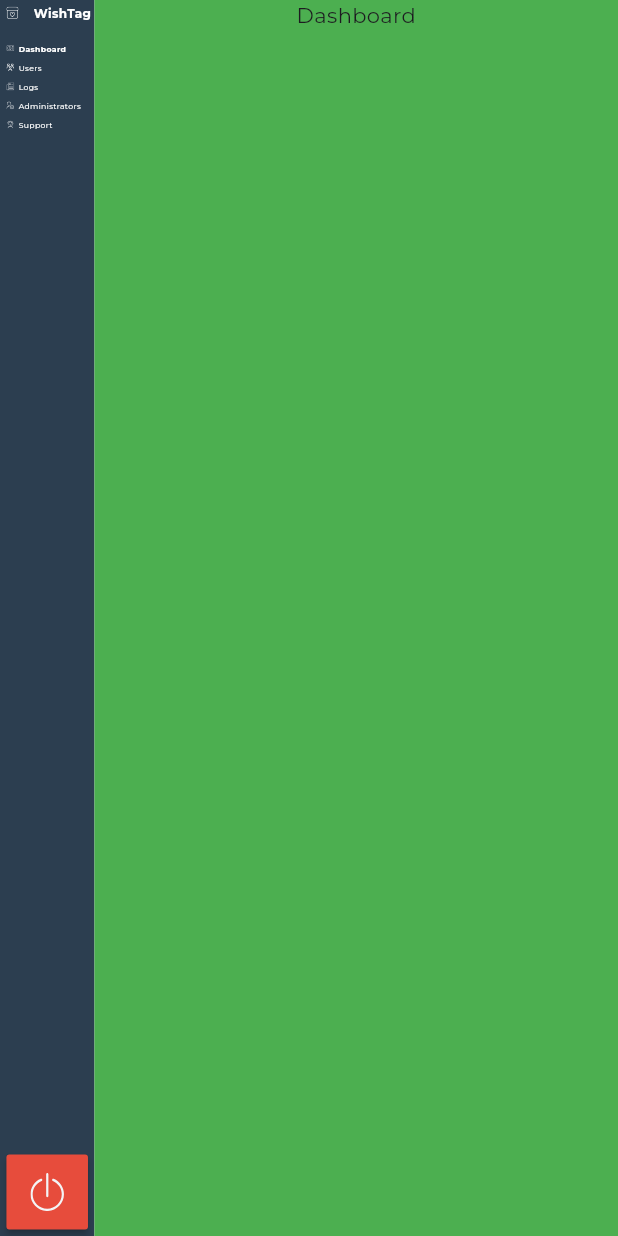
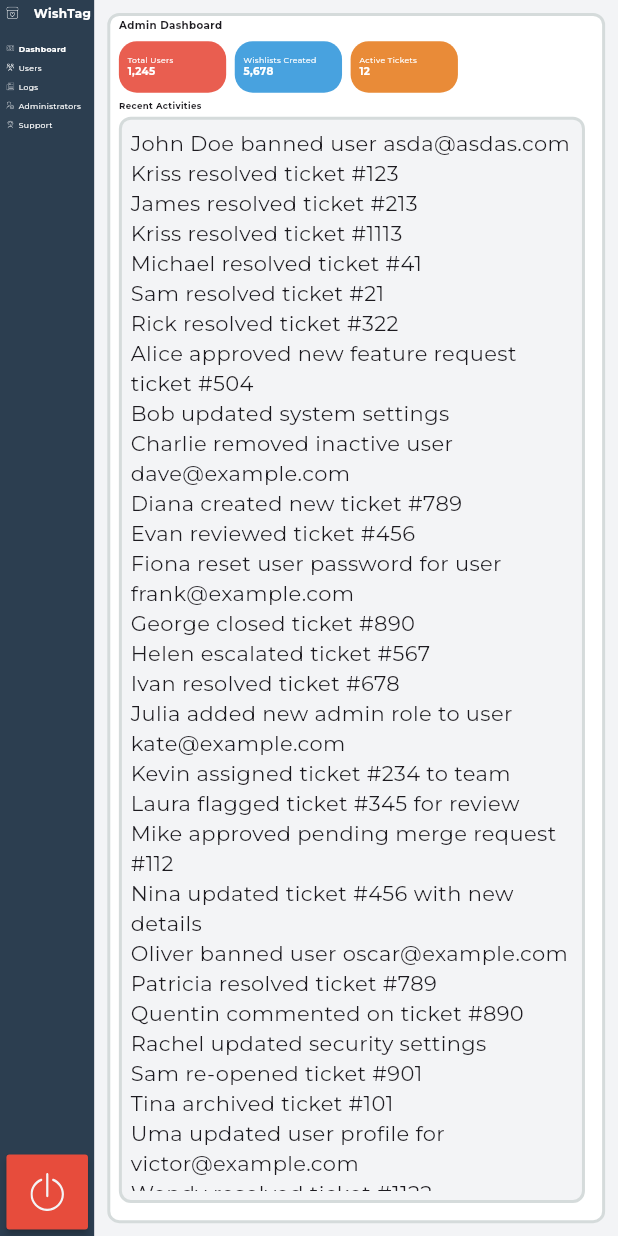
Before and after one commit to oleksii-tatarintsev/wishtag-web, a Flutter app: the HomeScreen screen opened by its route, on a phone screen of 412 x 824 dp. Run offline on Flutter 3.47's test engine with Material 3 defaults, Android fonts, the light colour scheme and no system bars; our stand-ins replace auto_route, firebase_auth, firebase_core, flutter_riverpod, flutter_screenutil, flutter_svg; accounts and stored records are empty; generated files the repository leaves out were written again; project files that could hold a hidden picture were left out.

Commit message:
Added dashboard UI

```diff
--- a/lib/presentation/auth/auth_screen.dart
+++ b/lib/presentation/auth/auth_screen.dart
@@ -67,7 +67,7 @@ class _LoginScreenState extends ConsumerState<LoginScreen> {
               mainAxisSize: MainAxisSize.min,
               spacing: 20.r,
               children: [
-                Text('Admin Panel Login', style: AppFonts.bold23),
+                Text('Admin Panel Login', style: AppFonts.title),
                 AppTextField(
                   title: 'Email:',
                   placeHolder: 'Enter email...',
--- a/lib/presentation/dashboard/dashboard_screen.dart
+++ b/lib/presentation/dashboard/dashboard_screen.dart
@@ -1,5 +1,9 @@
 import 'package:auto_route/auto_route.dart';
 import 'package:flutter/material.dart';
+import 'package:flutter_screenutil/flutter_screenutil.dart';
+import 'package:wishtag_web/shared/data_mock.dart';
+import 'package:wishtag_web/shared/styles.dart';
+import 'package:wishtag_web/shared/ui_kit.dart';
 
 @RoutePage(name: 'DashboardRoute')
 class DashboardScreen extends StatelessWidget {
@@ -8,10 +12,76 @@ class DashboardScreen extends StatelessWidget {
   @override
   Widget build(BuildContext context) {
     return Container(
-      color: Colors.green,
+      color: AppColors.mainBg,
       child: Column(
         children: [
-          Text('Dashboard'),
+          Expanded(
+            child: Container(
+              margin: EdgeInsets.all(30.r),
+              padding: EdgeInsets.only(
+                top: 6.r,
+                left: 20.r,
+              ),
+              decoration: BoxDecoration(
+                color: Colors.white,
+                border: Border.all(
+                  color: AppColors.containerBorder,
+                  width: 2,
+                ),
+                borderRadius: BorderRadius.all(Radius.circular(8)),
+              ),
+              child: Column(
+                mainAxisSize: MainAxisSize.max,
+                crossAxisAlignment: CrossAxisAlignment.start,
+                children: [
+                  Text('Admin Dashboard', style: AppFonts.title),
+                  Row(
+                    children: [
+                      Row(
+                        spacing: 20.r,
+                        children: [
+                          ContainerInfo(
+                            title: 'Total Users',
+                            value: '1,245',
+                            color: ContainerColor.red,
+                          ),
+                          ContainerInfo(
+                            title: 'Wishlists Created',
+                            value: '5,678',
+                            color: ContainerColor.blue,
+                          ),
+                          ContainerInfo(
+                            title: 'Active Tickets',
+                            value: '12',
+                            color: ContainerColor.orange,
+                          ),
+                        ],
+                      ),
+                    ],
+                  ),
+                  Text('Recent Activities', style: AppFonts.bold20),
+                  Expanded(
+                    child: Container(
+                      margin: EdgeInsets.only(right: 40.r, top: 10.r, bottom: 40.r),
+                      padding: EdgeInsets.all(20.r),
+                      width: double.infinity,
+                      decoration: BoxDecoration(
+                          border: Border.all(
+                            color: AppColors.containerBorder,
+                            width: 2,
+                          ),
+                          borderRadius: BorderRadius.all(Radius.circular(8)),
+                          color: AppColors.mainBg),
+                      child: ListView.builder(
+                        itemCount: DataMock.recentActivities.length,
+                        itemBuilder: (BuildContext context, int index) => Text(DataMock.recentActivities[index]),
+                      ),
+                    ),
+                  ),
+                ],
+              ),
+            ),
+          ),
         ],
       ),
     );
--- /dev/null
+++ b/lib/shared/data_mock.dart
@@ -0,0 +1,54 @@
+class DataMock {
+  static List<String> get recentActivities => [
+        'John Doe banned user asda@asdas.com',
+        'Kriss resolved ticket #123',
+        'James resolved ticket #213',
+        'Kriss resolved ticket #1113',
+        'Michael resolved ticket #41',
+        'Sam resolved ticket #21',
+        'Rick resolved ticket #322',
+        'Alice approved new feature request ticket #504',
+        'Bob updated system settings',
+        'Charlie removed inactive user dave@example.com',
+        'Diana created new ticket #789',
+        'Evan reviewed ticket #456',
+        'Fiona reset user password for user frank@example.com',
+        'George closed ticket #890',
+        'Helen escalated ticket #567',
+        'Ivan resolved ticket #678',
+        'Julia added new admin role to user kate@example.com',
+        'Kevin assigned ticket #234 to team',
+        'Laura flagged ticket #345 for review',
+        'Mike approved pending merge request #112',
+        'Nina updated ticket #456 with new details',
+        'Oliver banned user oscar@example.com',
+        'Patricia resolved ticket #789',
+        'Quentin commented on ticket #890',
+        'Rachel updated security settings',
+        'Sam re-opened ticket #901',
+        'Tina archived ticket #101',
+        'Uma updated user profile for victor@example.com',
+        'Wendy resolved ticket #1122',
+        'Xander created a new feature ticket #1313',
+        'Yvonne updated ticket #1414',
+        'Zack approved request for system update',
+        'Aaron reviewed ticket #1515',
+        'Bella changed account status for user carl@example.com',
+        'Cody resolved ticket #1616',
+        'Dana escalated ticket #1717 to management',
+        'Eli updated documentation for ticket #1818',
+        'Faith closed ticket #1919',
+        'Gavin approved new pricing model',
+        'Holly resolved ticket #2020',
+        'Isaac updated ticket #2121 with comments',
+        'Jasmine removed spam user spam@example.com',
+        'Kyle approved merge request #2222',
+        'Liam updated server configurations',
+        'Mia resolved ticket #2323',
+        'Noah reviewed and closed ticket #2424',
+        'Olivia updated permissions for group admins',
+        'Peter resolved ticket #2525',
+        'Rita approved new user registration for VIP',
+        'Steve resolved ticket #2626',
+      ];
+}
--- a/lib/shared/styles/fonts.dart
+++ b/lib/shared/styles/fonts.dart
@@ -2,8 +2,9 @@ import 'package:flutter/material.dart';
 import 'package:flutter_screenutil/flutter_screenutil.dart';
 
 class AppFonts {
-  static final TextStyle bold23 = TextStyle(fontWeight: FontWeight.bold, fontSize: 24.r);
+  static final TextStyle title = TextStyle(fontWeight: FontWeight.bold, fontSize: 24.r);
   static final TextStyle regular18 = TextStyle(fontSize: 18.r);
   static final TextStyle bold28 = TextStyle(fontWeight: FontWeight.bold, fontSize: 28.r);
   static final TextStyle bold18 = TextStyle(fontWeight: FontWeight.bold, fontSize: 18.r);
+  static final TextStyle bold20 = TextStyle(fontWeight: FontWeight.bold, fontSize: 20.r);
 }
--- a/lib/shared/ui_kit/export.dart
+++ b/lib/shared/ui_kit/export.dart
@@ -1,2 +1,3 @@
 export 'buttons/export.dart';
 export 'inputs/export.dart';
+export 'widgets/export.dart';
--- /dev/null
+++ b/lib/shared/ui_kit/widgets/container_info.dart
@@ -0,0 +1,56 @@
+import 'package:flutter/material.dart';
+import 'package:flutter_screenutil/flutter_screenutil.dart';
+import 'package:wishtag_web/shared/styles.dart';
+
+enum ContainerColor { red, blue, orange }
+
+extension on ContainerColor {
+  Color get color {
+    switch (this) {
+      case ContainerColor.red:
+        return AppColors.redButton.withValues(alpha: 0.9);
+      case ContainerColor.blue:
+        return AppColors.blueButton.withValues(alpha: 0.9);
+      case ContainerColor.orange:
+        return AppColors.orange.withValues(alpha: 0.9);
+    }
+  }
+}
+
+class ContainerInfo extends StatelessWidget {
+  final String title;
+  final String value;
+  final ContainerColor color;
+  const ContainerInfo({required this.title, required this.value, required this.color, super.key});
+
+  @override
+  Widget build(BuildContext context) {
+    return Container(
+      margin: EdgeInsets.symmetric(vertical: 18.r),
+      decoration: BoxDecoration(
+        color: color.color,
+        borderRadius: BorderRadius.all(
+          Radius.circular(12),
+        ),
+      ),
+      alignment: Alignment.centerLeft,
+      padding: EdgeInsets.only(left: 20.r),
+      width: 250.r,
+      height: 120.r,
+      child: Column(
+        mainAxisAlignment: MainAxisAlignment.center,
+        crossAxisAlignment: CrossAxisAlignment.start,
+        children: [
+          Text(
+            title,
+            style: AppFonts.regular18.copyWith(color: Colors.white),
+          ),
+          Text(
+            value,
+            style: AppFonts.title.copyWith(color: Colors.white),
+          ),
+        ],
+      ),
+    );
+  }
+}
--- /dev/null
+++ b/lib/shared/ui_kit/widgets/export.dart
@@ -0,0 +1 @@
+export 'container_info.dart';
```
